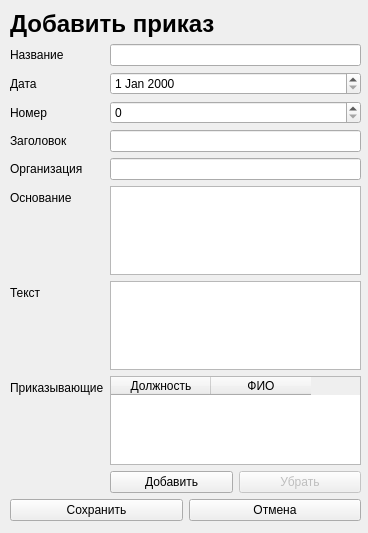
This is addWidget.ui in f1rsov08/BestProject as Qt 5 draws it before an edit. The edited form follows.
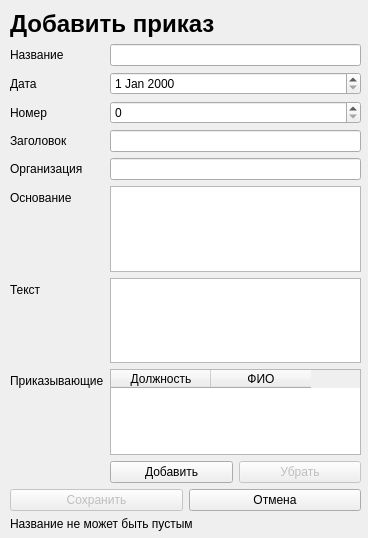
This is the edited form.

Commit message: Различные исправления

```diff
--- a/addWidget.ui
+++ b/addWidget.ui
@@ -7,7 +7,7 @@
     <x>0</x>
     <y>0</y>
     <width>368</width>
-    <height>533</height>
+    <height>538</height>
    </rect>
   </property>
   <property name="windowTitle">
@@ -19,7 +19,7 @@
      <x>10</x>
      <y>10</y>
      <width>351</width>
-     <height>511</height>
+     <height>521</height>
     </rect>
    </property>
    <layout class="QVBoxLayout" name="verticalLayout">
@@ -158,7 +158,7 @@
       <item>
        <widget class="QPushButton" name="saveButton">
         <property name="enabled">
-         <bool>true</bool>
+         <bool>false</bool>
         </property>
         <property name="text">
          <string>Сохранить</string>
@@ -174,6 +174,13 @@
       </item>
      </layout>
     </item>
+    <item>
+     <widget class="QLabel" name="statusbar">
+      <property name="text">
+       <string>Название не может быть пустым</string>
+      </property>
+     </widget>
+    </item>
    </layout>
   </widget>
  </widget>
```
Left out of the diff: 10 changed lines with no effect on the pictures.
